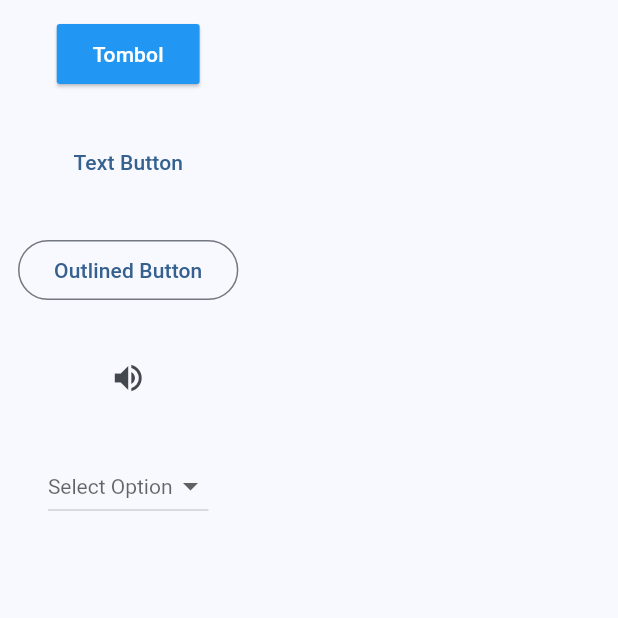
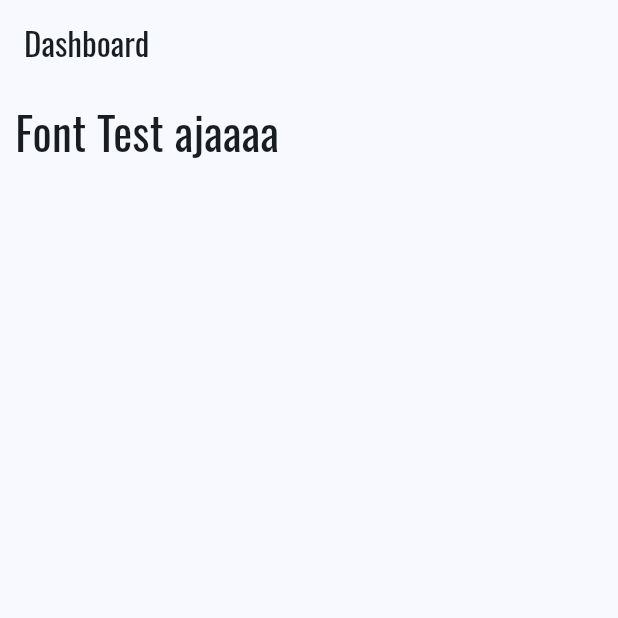
Before and after one commit to IntegerMaxx/belajar-flutter, a Flutter app: the screen it shows after launch, on a phone screen of 412 x 824 dp, the top half of it. Run offline on Flutter 3.47's test engine with Material 3 defaults, Android fonts, the phone set to English and light mode, and no system bars.

Commit message:
belajar font dan image

```diff
--- a/lib/button.dart
+++ b/lib/button.dart
@@ -2,9 +2,9 @@ import 'package:flutter/material.dart';
 // import 'package:hello_world/container.dart';
 // import 'package:hello_world/RowAndColumn.dart';
 
-void main(List<String> args) {
-  runApp(const MyApp());
-}
+// void main(List<String> args) {
+//   runApp(const MyApp());
+// }
 
 class MyApp extends StatelessWidget {
   const MyApp({super.key});
--- /dev/null
+++ b/lib/fontTest.dart
@@ -0,0 +1,51 @@
+import 'package:flutter/material.dart';
+
+void main() {
+  runApp(MyApp());
+}
+
+class MyApp extends StatelessWidget {
+  const MyApp({super.key});
+
+  @override
+  Widget build(BuildContext context) {
+    return MaterialApp(
+      title: 'Test Font',
+      theme: ThemeData(
+          colorScheme: ColorScheme.fromSeed(seedColor: Colors.blue),
+          useMaterial3: true,
+          fontFamily: 'Oswald'),
+      home: FontTest(),
+    );
+  }
+}
+
+class FontTest extends StatelessWidget {
+  const FontTest({Key? key}) : super(key: key);
+
+  @override
+  Widget build(BuildContext context) {
+    return Scaffold(
+      appBar: AppBar(
+        title: const Text("Dashboard"),
+        actions: const [],
+      ),
+      body: SingleChildScrollView(
+        child: Container(
+          padding: const EdgeInsets.all(10.0),
+          child: Column(
+            children: [
+              Text(
+                'Font Test ajaaaa',
+                style: TextStyle(
+                  fontFamily: 'Oswald',
+                  fontSize: 30,
+                ),
+              )
+            ],
+          ),
+        ),
+      ),
+    );
+  }
+}
--- a/lib/inputWidget.dart
+++ b/lib/inputWidget.dart
@@ -1,8 +1,8 @@
 import 'package:flutter/material.dart';
 
-void main(List<String> args) {
-  runApp(MyApp());
-}
+// void main(List<String> args) {
+//   runApp(MyApp());
+// }
 
 class MyApp extends StatelessWidget {
   const MyApp({super.key});
```
Also changed, not shown: lib/image.dart (added, +56 -0 lines), lib/main.dart (+58 -58 lines), pubspec.yaml (+7 -9 lines), fonts/Oswald/Oswald-Bold.ttf (added), fonts/Oswald/Oswald-ExtraLight.ttf (added), fonts/Oswald/Oswald-Light.ttf (added), fonts/Oswald/Oswald-Medium.ttf (added), fonts/Oswald/Oswald-Regular.ttf (added), fonts/Oswald/Oswald-SemiBold.ttf (added), images/image.png (added), 1 other file.
